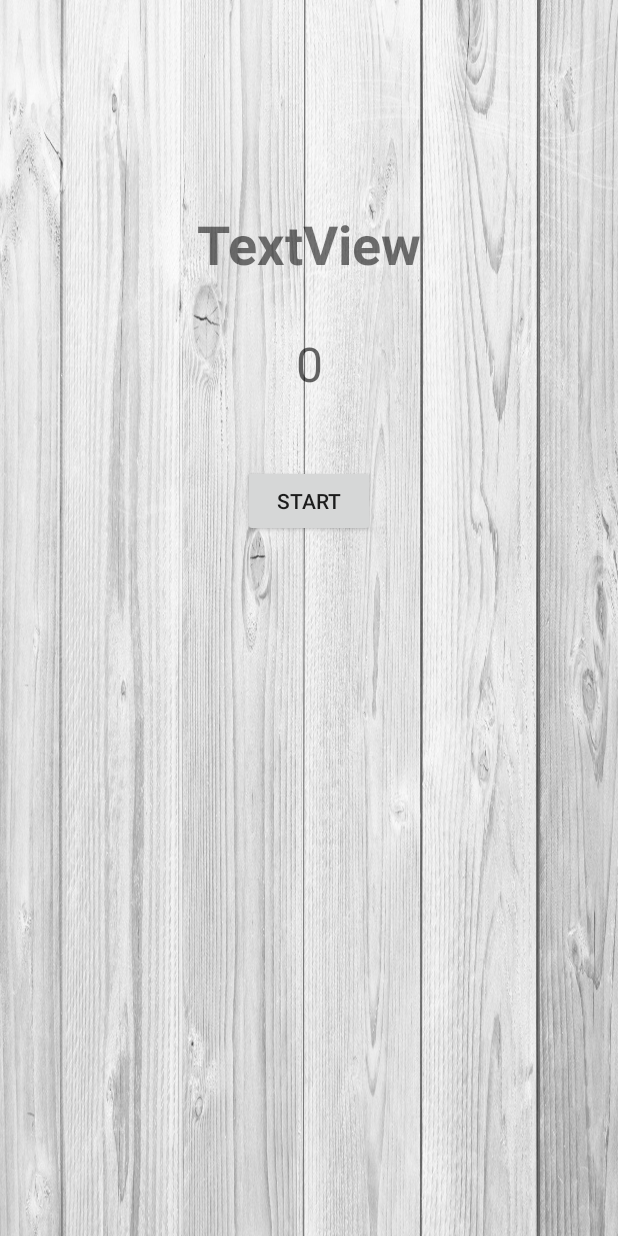
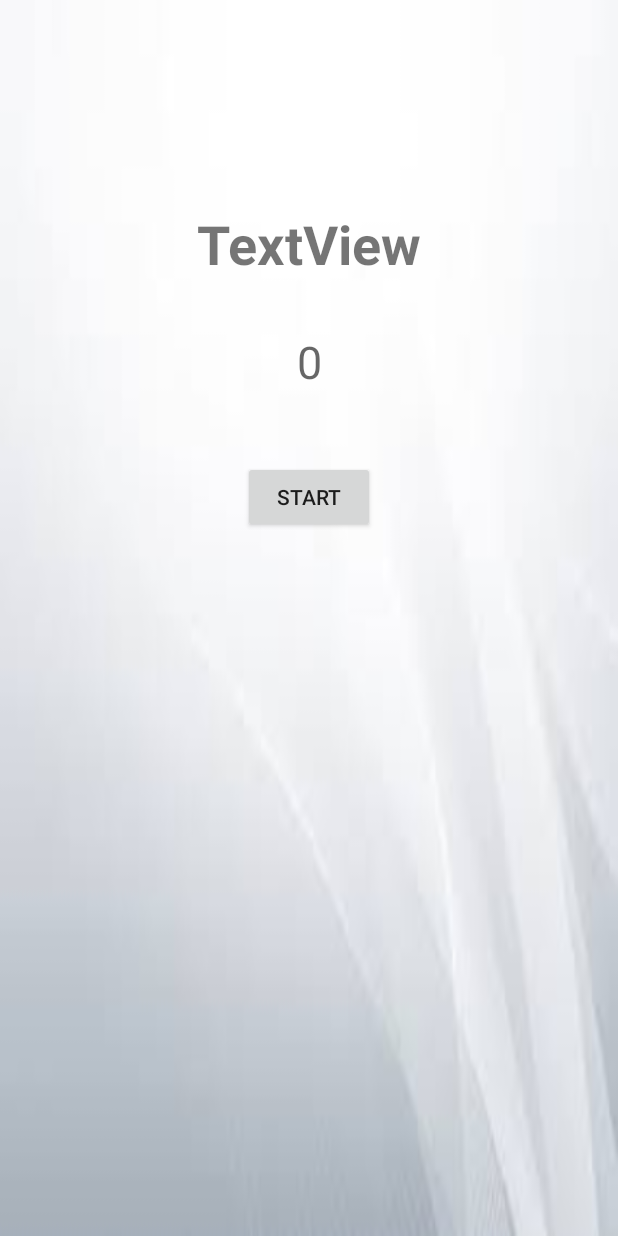
Before and after one commit to bramat92/PhocussApp, an Android app: the layout activity_timer.xml on its own in the app's theme, with its tools: preview values and no code run, on a phone screen of 412 x 824 dp. Run offline under Robolectric (Android 15) with nearby library versions, the phone set to English and light mode, and no system bars.

```diff
--- a/app/src/main/java/com/multithread/mosiah/projectcs246/Timer.java
+++ b/app/src/main/java/com/multithread/mosiah/projectcs246/Timer.java
@@ -153,7 +153,7 @@ public class Timer extends AppCompatActivity {
                 bStart.performClick();
 
                 task.setIteration(task.getIteration() - 1);
-                tvTimer.setText("Task Done, Iterations left: " + String.valueOf(task.getIteration()));
+                tvTimer.setText("Task Done, Repetitions left: " + String.valueOf(task.getIteration()));
 
                 if (task.getIteration() != 0)
                     remainingTime = task.getDuration();
--- a/app/src/main/res/layout/activity_timer.xml
+++ b/app/src/main/res/layout/activity_timer.xml
@@ -4,7 +4,7 @@
     xmlns:tools="http://schemas.android.com/tools"
     android:layout_width="match_parent"
     android:layout_height="match_parent"
-    android:background="@drawable/lgw"
+    android:background="@drawable/lgw2"
     tools:context="com.multithread.mosiah.projectcs246.Timer">
 
     <TextView
@@ -34,7 +34,7 @@
         android:layout_marginTop="34dp"
         android:text="0"
         android:textAppearance="@style/TextAppearance.AppCompat.Display1"
-        android:textSize="32sp"
+        android:textSize="30sp"
         app:layout_constraintHorizontal_bias="0.501"
         app:layout_constraintLeft_toLeftOf="parent"
         app:layout_constraintRight_toRightOf="parent"
```
